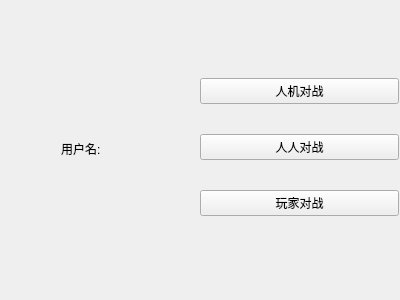
Qt form CCMainWindow.ui (cyt199709/PigTail) before a commit.
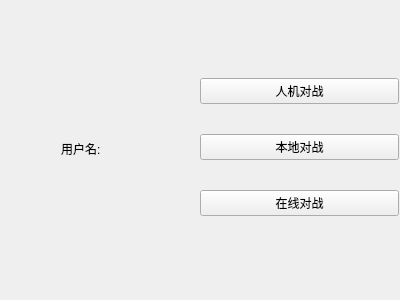
The same form after that commit.

Commit message: 人机对战与本地对战完成

Patch:
```diff
--- a/CCMainWindow.ui
+++ b/CCMainWindow.ui
@@ -93,14 +93,14 @@
       <item>
        <widget class="QPushButton" name="onLocalPvPBtn">
         <property name="text">
-         <string>人人对战</string>
+         <string>本地对战</string>
         </property>
        </widget>
       </item>
       <item>
        <widget class="QPushButton" name="onLinePvPBtn">
         <property name="text">
-         <string>玩家对战</string>
+         <string>在线对战</string>
         </property>
        </widget>
       </item>
```
The commit also changes 22 other files.
